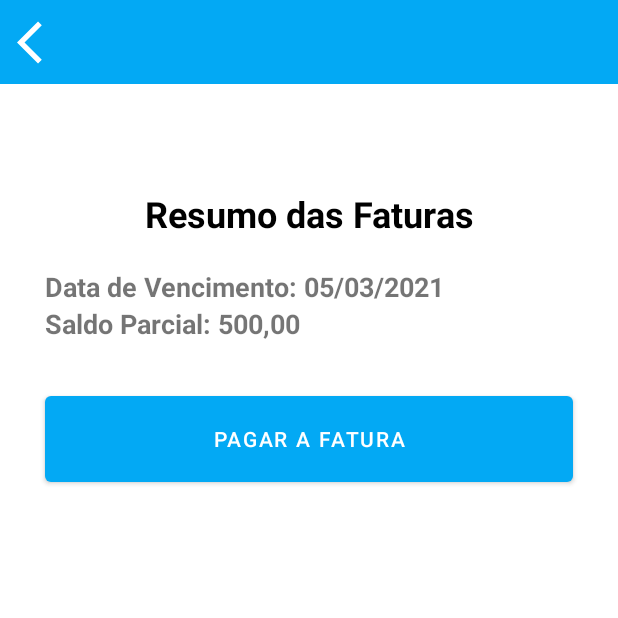
After one commit to marcelosanto/bancomr-kotlin, an Android app: the Faturas screen opened directly, with no data from a screen before it, on a phone screen of 412 x 824 dp, the top half of it. The commit adds this screen. Run offline under Robolectric (Android 15) with nearby library versions, the phone set to English and light mode, and no system bars.

Commit message:
feat: Tela de faturas criada, toolbar, assim como back button e title

```diff
--- a/app/src/main/AndroidManifest.xml
+++ b/app/src/main/AndroidManifest.xml
@@ -9,7 +9,8 @@
         android:roundIcon="@mipmap/ic_launcher_round"
         android:supportsRtl="true"
         android:theme="@style/Theme.BancoMR">
-        <activity android:name=".Saldo"></activity>
+        <activity android:name=".Faturas"></activity>
+        <activity android:name=".Saldo" />
         <activity android:name=".MainActivity">
             <intent-filter>
                 <action android:name="android.intent.action.MAIN" />
--- /dev/null
+++ b/app/src/main/java/com/marcelo/bancomr/Faturas.kt
@@ -0,0 +1,32 @@
+package com.marcelo.bancomr
+
+import android.content.Intent
+import androidx.appcompat.app.AppCompatActivity
+import android.os.Bundle
+import com.marcelo.bancomr.databinding.ActivityFaturasBinding
+import com.marcelo.bancomr.databinding.ActivityMainBinding
+
+class Faturas : AppCompatActivity(){
+    private lateinit var binding: ActivityFaturasBinding
+
+    override fun onCreate(savedInstanceState: Bundle?) {
+        super.onCreate(savedInstanceState)
+        binding = ActivityFaturasBinding.inflate(layoutInflater)
+        val view = binding.root
+        setContentView(view)
+
+        supportActionBar!!.hide()
+
+        val toolbar = binding.toolbarFaturas
+        toolbar.title = "Faturas"
+        toolbar.setTitleTextColor(getColor(R.color.white))
+        toolbar.setTitleMargin(400,0,400,0)
+        toolbar.setBackgroundColor(getColor(R.color.light_blue))
+        toolbar.setNavigationIcon(getDrawable(R.drawable.ic_voltar))
+        toolbar.setNavigationOnClickListener {
+            val intent = Intent(this, MainActivity::class.java)
+            startActivity(intent)
+            finish()
+        }
+    }
+}
--- a/app/src/main/java/com/marcelo/bancomr/MainActivity.kt
+++ b/app/src/main/java/com/marcelo/bancomr/MainActivity.kt
@@ -19,5 +19,11 @@ class MainActivity : AppCompatActivity() {
             startActivity(intent)
             finish()
         }
+
+        binding.faturas.setOnClickListener {
+            val intent = Intent(this, Faturas::class.java)
+            startActivity(intent)
+            finish()
+        }
     }
 }
--- /dev/null
+++ b/app/src/main/res/layout/activity_faturas.xml
@@ -0,0 +1,57 @@
+<?xml version="1.0" encoding="utf-8"?>
+<LinearLayout xmlns:android="http://schemas.android.com/apk/res/android"
+    xmlns:app="http://schemas.android.com/apk/res-auto"
+    xmlns:tools="http://schemas.android.com/tools"
+    android:layout_width="match_parent"
+    android:layout_height="match_parent"
+    android:orientation="vertical"
+    tools:context=".Faturas">
+
+    <androidx.appcompat.widget.Toolbar
+        android:id="@+id/toolbar_faturas"
+        android:layout_width="match_parent"
+        android:layout_height="wrap_content"/>
+
+    <TextView
+        android:id="@+id/textView7"
+        android:layout_width="match_parent"
+        android:layout_height="wrap_content"
+        android:layout_marginTop="70dp"
+        android:layout_marginBottom="20dp"
+        android:gravity="center"
+        android:text="Resumo das Faturas"
+        android:textColor="@color/black"
+        android:textSize="24sp"
+        android:textStyle="bold"
+        tools:layout_editor_absoluteX="174dp"
+        tools:layout_editor_absoluteY="93dp" />
+
+    <TextView
+        android:id="@+id/txt_data_vencimento"
+        android:layout_width="match_parent"
+        android:layout_height="wrap_content"
+        android:layout_marginLeft="30dp"
+        android:text="Data de Vencimento: 05/03/2021"
+        android:textSize="18sp"
+        android:textStyle="bold" />
+
+    <TextView
+        android:id="@+id/txt_saldo_parcial"
+        android:layout_width="match_parent"
+        android:layout_height="wrap_content"
+        android:layout_marginLeft="30dp"
+        android:text="Saldo Parcial: 500,00"
+        android:textSize="18sp"
+        android:textStyle="bold" />
+
+    <Button
+        android:id="@+id/btn_faturas"
+        android:layout_width="match_parent"
+        android:layout_height="69dp"
+        android:layout_marginStart="30dp"
+        android:layout_marginTop="30dp"
+        android:layout_marginEnd="30dp"
+        android:text="Pagar a Fatura" />
+
+
+</LinearLayout>
```
